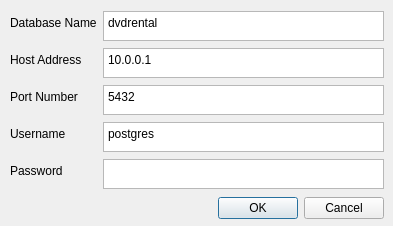
Before: the Qt Designer form src/credsDialog.ui in dstrande/sql-explorer, drawn with Qt 5.
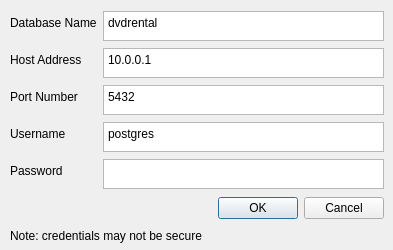
After: the same form once the commit is applied.

The edit to the form file:
```diff
--- a/src/credsDialog.ui
+++ b/src/credsDialog.ui
@@ -7,13 +7,16 @@
     <x>0</x>
     <y>0</y>
     <width>393</width>
-    <height>226</height>
+    <height>250</height>
    </rect>
   </property>
   <property name="windowTitle">
    <string>Dialog</string>
   </property>
-  <widget class="QWidget" name="">
+  <property name="statusTip">
+   <string/>
+  </property>
+  <widget class="QWidget" name="layoutWidget">
    <property name="geometry">
     <rect>
      <x>10</x>
@@ -139,6 +142,24 @@
     </item>
    </layout>
   </widget>
+  <widget class="QLabel" name="label">
+   <property name="geometry">
+    <rect>
+     <x>10</x>
+     <y>226</y>
+     <width>361</width>
+     <height>20</height>
+    </rect>
+   </property>
+   <property name="font">
+    <font>
+     <pointsize>9</pointsize>
+    </font>
+   </property>
+   <property name="text">
+    <string>Note: credentials may not be secure</string>
+   </property>
+  </widget>
  </widget>
  <resources/>
  <connections>
```
Left out of the diff: 2 changed lines with no effect on the pictures.
